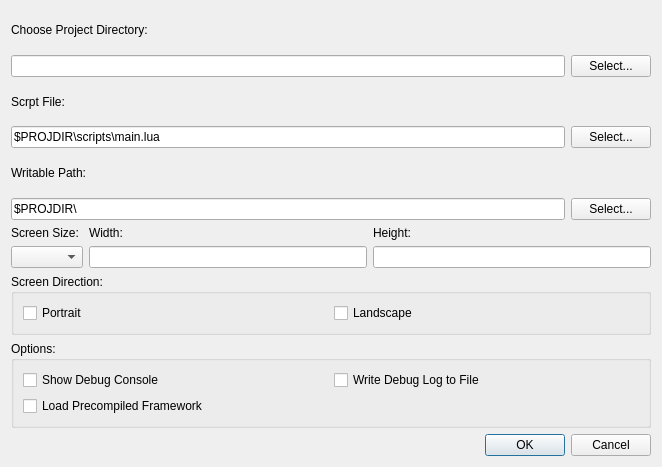
Qt form player/proj.qt/projectconfigui.ui (chukong/quick-cocos2d-x) before a commit.
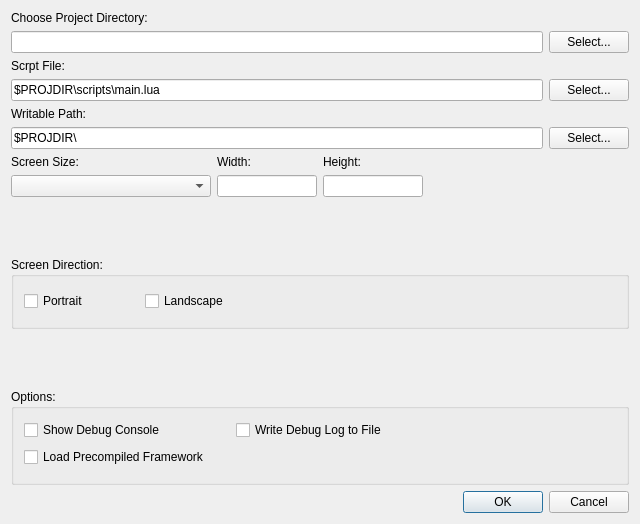
The same form after that commit.

The edit to the form file:
```diff
--- a/player/proj.qt/projectconfigui.ui
+++ b/player/proj.qt/projectconfigui.ui
@@ -6,24 +6,45 @@
    <rect>
     <x>0</x>
     <y>0</y>
-    <width>662</width>
-    <height>467</height>
+    <width>640</width>
+    <height>524</height>
    </rect>
   </property>
+  <property name="minimumSize">
+   <size>
+    <width>640</width>
+    <height>0</height>
+   </size>
+  </property>
+  <property name="maximumSize">
+   <size>
+    <width>640</width>
+    <height>640</height>
+   </size>
+  </property>
   <property name="windowTitle">
    <string>Project Config</string>
   </property>
-  <layout class="QGridLayout" name="gridLayout_5">
+  <property name="locale">
+   <locale language="English" country="UnitedStates"/>
+  </property>
+  <property name="sizeGripEnabled">
+   <bool>false</bool>
+  </property>
+  <property name="modal">
+   <bool>true</bool>
+  </property>
+  <layout class="QGridLayout" name="gridLayout_2">
    <item row="0" column="0">
-    <layout class="QGridLayout" name="gridLayout_4">
-     <item row="0" column="0">
+    <layout class="QVBoxLayout" name="verticalLayout">
+     <item>
       <widget class="QLabel" name="label">
        <property name="text">
         <string>Choose Project Directory:</string>
        </property>
       </widget>
      </item>
-     <item row="1" column="0" colspan="2">
+     <item>
       <layout class="QHBoxLayout" name="horizontalLayout">
        <item>
         <widget class="QLineEdit" name="projectDir"/>
@@ -37,14 +58,14 @@
        </item>
       </layout>
      </item>
-     <item row="2" column="0">
+     <item>
       <widget class="QLabel" name="label_2">
        <property name="text">
         <string>Scrpt File:</string>
        </property>
       </widget>
      </item>
-     <item row="3" column="0" colspan="2">
+     <item>
       <layout class="QHBoxLayout" name="horizontalLayout_2">
        <item>
         <widget class="QLineEdit" name="scriptFileName">
@@ -62,14 +83,19 @@
        </item>
       </layout>
      </item>
-     <item row="4" column="0">
+     <item>
       <widget class="QLabel" name="label_3">
+       <property name="font">
+        <font>
+         <kerning>true</kerning>
+        </font>
+       </property>
        <property name="text">
         <string>Writable Path:</string>
        </property>
       </widget>
      </item>
-     <item row="5" column="0" colspan="2">
+     <item>
       <layout class="QHBoxLayout" name="horizontalLayout_3">
        <item>
         <widget class="QLineEdit" name="writablePath">
@@ -87,8 +113,8 @@
        </item>
       </layout>
      </item>
-     <item row="6" column="0" colspan="2">
-      <layout class="QGridLayout" name="gridLayout_2">
+     <item>
+      <layout class="QGridLayout" name="gridLayout">
        <item row="0" column="0">
         <widget class="QLabel" name="label_4">
          <property name="text">
@@ -111,13 +137,26 @@
         </widget>
        </item>
        <item row="1" column="0">
-        <widget class="QComboBox" name="screenSizeComboBox"/>
+        <widget class="QComboBox" name="screenSizeComboBox">
+         <property name="minimumSize">
+          <size>
+           <width>200</width>
+           <height>0</height>
+          </size>
+         </property>
+        </widget>
        </item>
        <item row="1" column="1">
         <widget class="QLineEdit" name="screenWidth">
          <property name="enabled">
           <bool>true</bool>
          </property>
+         <property name="maximumSize">
+          <size>
+           <width>100</width>
+           <height>16777215</height>
+          </size>
+         </property>
         </widget>
        </item>
        <item row="1" column="2">
@@ -125,53 +164,150 @@
          <property name="enabled">
           <bool>true</bool>
          </property>
+         <property name="maximumSize">
+          <size>
+           <width>100</width>
+           <height>16777215</height>
+          </size>
+         </property>
         </widget>
        </item>
+       <item row="1" column="3">
+        <spacer name="horizontalSpacer">
+         <property name="orientation">
+          <enum>Qt::Horizontal</enum>
+         </property>
+         <property name="sizeHint" stdset="0">
+          <size>
+           <width>40</width>
+           <height>20</height>
+          </size>
+         </property>
+        </spacer>
+       </item>
       </layout>
      </item>
-     <item row="7" column="0" colspan="2">
+     <item>
+      <spacer name="verticalSpacer">
+       <property name="orientation">
+        <enum>Qt::Vertical</enum>
+       </property>
+       <property name="sizeHint" stdset="0">
+        <size>
+         <width>14</width>
+         <height>13</height>
+        </size>
+       </property>
+      </spacer>
+     </item>
+     <item>
       <widget class="QGroupBox" name="groupBox">
+       <property name="sizePolicy">
+        <sizepolicy hsizetype="Preferred" vsizetype="MinimumExpanding">
+         <horstretch>0</horstretch>
+         <verstretch>0</verstretch>
+        </sizepolicy>
+       </property>
+       <property name="minimumSize">
+        <size>
+         <width>0</width>
+         <height>72</height>
+        </size>
+       </property>
+       <property name="locale">
+        <locale language="English" country="UnitedStates"/>
+       </property>
        <property name="title">
         <string>Screen Direction:</string>
        </property>
-       <layout class="QGridLayout" name="gridLayout_3">
-        <item row="0" column="1">
+       <property name="flat">
+        <bool>false</bool>
+       </property>
+       <property name="checkable">
+        <bool>false</bool>
+       </property>
          <widget class="QCheckBox" name="landscapeCheckBox">
+        <property name="geometry">
+         <rect>
+          <x>134</x>
+          <y>34</y>
+          <width>120</width>
+          <height>20</height>
+         </rect>
+        </property>
+        <property name="minimumSize">
+         <size>
+          <width>120</width>
+          <height>0</height>
+         </size>
+        </property>
           <property name="text">
            <string>Landscape</string>
           </property>
          </widget>
-        </item>
-        <item row="0" column="0">
          <widget class="QCheckBox" name="protratCheckBox">
+        <property name="geometry">
+         <rect>
+          <x>13</x>
+          <y>34</y>
+          <width>120</width>
+          <height>20</height>
+         </rect>
+        </property>
+        <property name="minimumSize">
+         <size>
+          <width>120</width>
+          <height>0</height>
+         </size>
+        </property>
+        <property name="locale">
+         <locale language="English" country="UnitedStates"/>
+        </property>
           <property name="text">
            <string>Portrait</string>
           </property>
          </widget>
-        </item>
-       </layout>
       </widget>
      </item>
-     <item row="8" column="0" colspan="2">
+     <item>
+      <spacer name="verticalSpacer_2">
+       <property name="orientation">
+        <enum>Qt::Vertical</enum>
+       </property>
+       <property name="sizeHint" stdset="0">
+        <size>
+         <width>14</width>
+         <height>13</height>
+        </size>
+       </property>
+      </spacer>
+     </item>
+     <item>
       <widget class="QGroupBox" name="groupBox_2">
+       <property name="sizePolicy">
+        <sizepolicy hsizetype="Preferred" vsizetype="MinimumExpanding">
+         <horstretch>0</horstretch>
+         <verstretch>0</verstretch>
+        </sizepolicy>
+       </property>
+       <property name="minimumSize">
+        <size>
+         <width>0</width>
+         <height>96</height>
+        </size>
+       </property>
        <property name="title">
         <string>Options:</string>
        </property>
-       <layout class="QGridLayout" name="gridLayout">
-        <property name="leftMargin">
-         <number>9</number>
-        </property>
-        <property name="topMargin">
-         <number>9</number>
-        </property>
-        <property name="rightMargin">
-         <number>9</number>
-        </property>
-        <property name="bottomMargin">
-         <number>9</number>
-        </property>
-        <item row="1" column="0">
          <widget class="QCheckBox" name="loadPreFramework">
+        <property name="geometry">
+         <rect>
+          <x>13</x>
+          <y>58</y>
+          <width>211</width>
+          <height>20</height>
+         </rect>
+        </property>
           <property name="text">
            <string>Load Precompiled Framework</string>
           </property>
@@ -179,9 +315,15 @@
            <bool>false</bool>
           </property>
          </widget>
-        </item>
-        <item row="0" column="1">
          <widget class="QCheckBox" name="logToFile">
+        <property name="geometry">
+         <rect>
+          <x>225</x>
+          <y>31</y>
+          <width>173</width>
+          <height>20</height>
+         </rect>
+        </property>
           <property name="text">
            <string>Write Debug Log to File</string>
           </property>
@@ -189,9 +331,15 @@
            <bool>false</bool>
           </property>
          </widget>
-        </item>
-        <item row="0" column="0">
          <widget class="QCheckBox" name="showDebugConsole">
+        <property name="geometry">
+         <rect>
+          <x>13</x>
+          <y>31</y>
+          <width>159</width>
+          <height>20</height>
+         </rect>
+        </property>
           <property name="text">
            <string>Show Debug Console</string>
           </property>
@@ -199,11 +347,9 @@
            <bool>false</bool>
           </property>
          </widget>
-        </item>
-       </layout>
       </widget>
      </item>
-     <item row="9" column="1">
+     <item>
       <widget class="QDialogButtonBox" name="buttonBox">
        <property name="orientation">
         <enum>Qt::Horizontal</enum>
```
Lines whose indentation alone changed are shown as unchanged.
